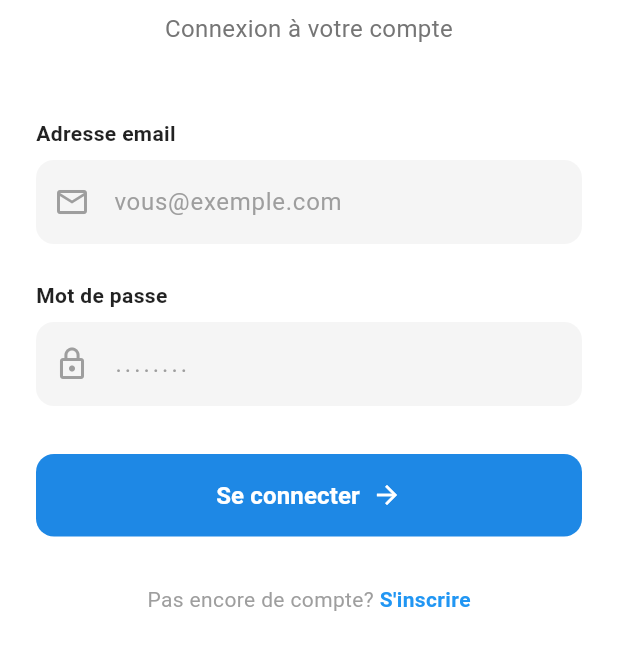
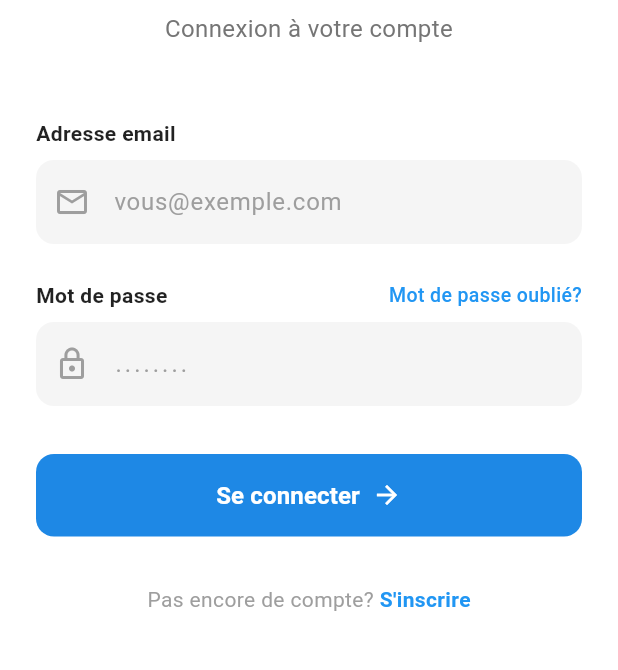
Before and after one commit to yesmine02/sunspace, a Flutter app: the screen it shows after launch, on a phone screen of 412 x 824 dp, the part 416-1086 px from its top. Run offline on Flutter 3.47's test engine with Material 3 defaults, Android fonts, the phone set to English and light mode, and no system bars; our stand-ins replace file_picker, get, shared_preferences; accounts and stored records are empty.

Commit message:
mdp oubliée

```diff
--- a/lib/pages/login/login_page.dart
+++ b/lib/pages/login/login_page.dart
@@ -106,9 +106,29 @@ class LoginPage extends StatelessWidget {
                 const SizedBox(height: 24),
 
                 // 🔹 Champ Mot de passe
-                const Text('Mot de passe',
-                    style: TextStyle(
-                        fontWeight: FontWeight.w600, fontSize: 14, color: Colors.black87)),
+                Row(
+                  mainAxisAlignment: MainAxisAlignment.spaceBetween,
+                  children: [
+                    const Text('Mot de passe',
+                        style: TextStyle(
+                            fontWeight: FontWeight.w600, fontSize: 14, color: Colors.black87)),
+                    GestureDetector(
+                      onTap: () {
+                        // TODO: Implémenter la logique de récupération de mot de passe
+                        Get.snackbar('Infos', 'Fonctionnalité bientôt disponible',
+                            snackPosition: SnackPosition.BOTTOM);
+                      },
+                      child: const Text(
+                        'Mot de passe oublié?',
+                        style: TextStyle(
+                          color: Colors.blue,
+                          fontSize: 13,
+                          fontWeight: FontWeight.w500,
+                        ),
+                      ),
+                    ),
+                  ],
+                ),
                 const SizedBox(height: 8),
                 TextField(
                   controller: passwordController,
```
